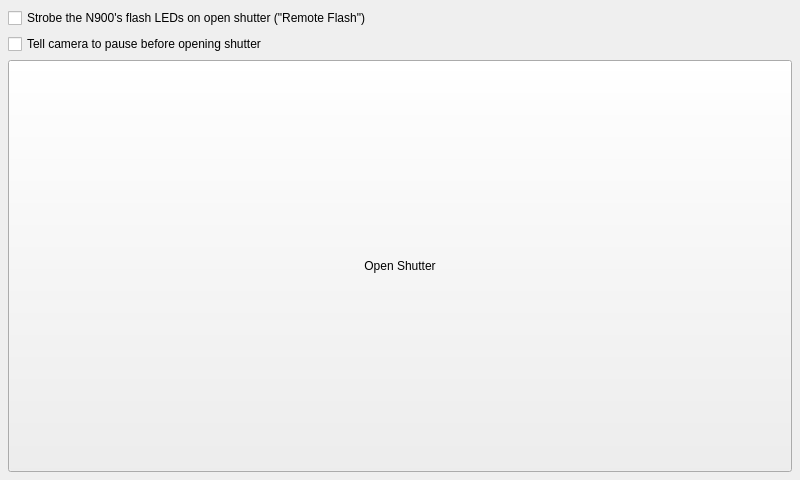
Above: forms/pircameraform.ui from jpietrzak8/Pierogi before the change. Below: the same form after it.
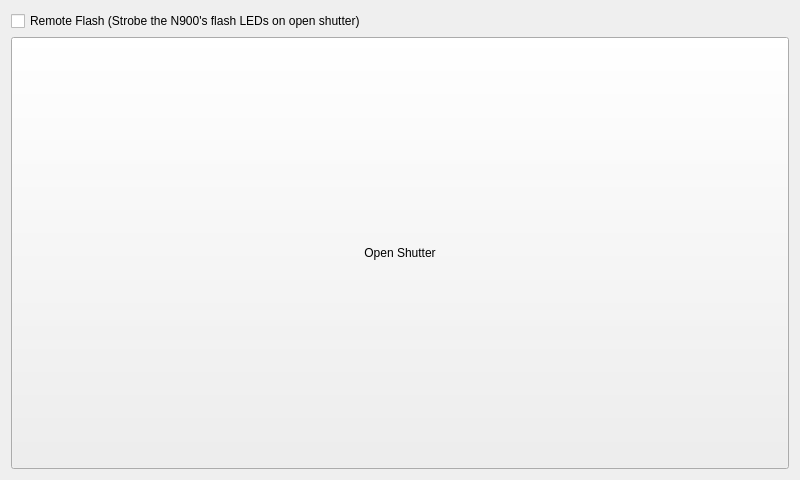
That is the form after the change.

```diff
--- a/forms/pircameraform.ui
+++ b/forms/pircameraform.ui
@@ -14,26 +14,10 @@
    <string>Form</string>
   </property>
   <layout class="QVBoxLayout" name="verticalLayout">
-   <property name="margin">
-    <number>8</number>
-   </property>
    <item>
     <widget class="QCheckBox" name="remoteFlashCheckBox">
      <property name="text">
-      <string>Strobe the N900's flash LEDs on open shutter (&quot;Remote Flash&quot;)</string>
-     </property>
-    </widget>
-   </item>
-   <item>
-    <widget class="QCheckBox" name="delayedShutterCheckBox">
-     <property name="sizePolicy">
-      <sizepolicy hsizetype="Minimum" vsizetype="Fixed">
-       <horstretch>0</horstretch>
-       <verstretch>0</verstretch>
-      </sizepolicy>
-     </property>
-     <property name="text">
-      <string>Tell camera to pause before opening shutter</string>
+      <string>Remote Flash (Strobe the N900's flash LEDs on open shutter)</string>
      </property>
     </widget>
    </item>
```
Left out of the diff: 17 changed lines with no effect on the pictures.
